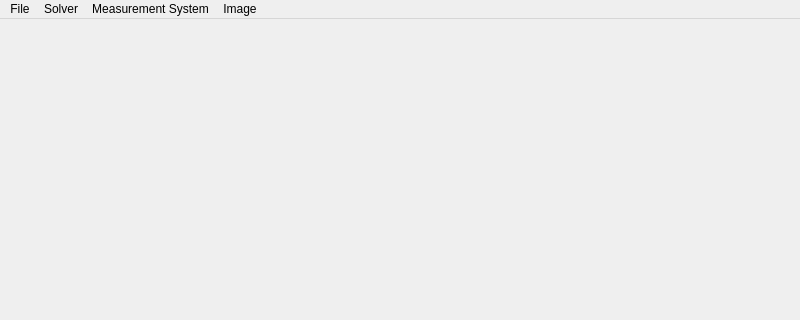
The window that mainwindow.ui (pgebhardt/eitViewer) describes before a commit, drawn with Qt 5; both pictures show x 0 to 800 and y 0 to 320 of the 800 by 840 pixel window.
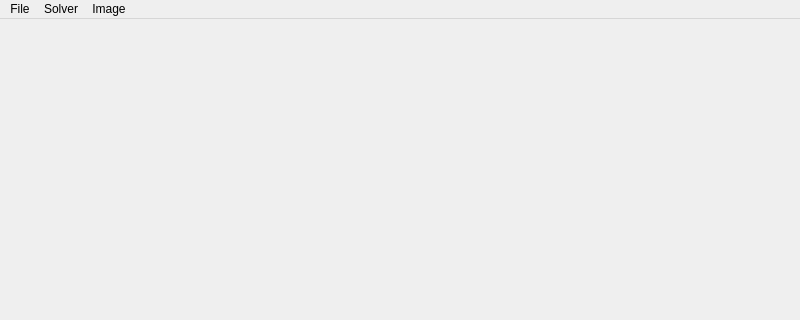
The same window after the commit.

The edit to the form file:
```diff
--- a/mainwindow.ui
+++ b/mainwindow.ui
@@ -20,7 +20,7 @@
      <x>0</x>
      <y>0</y>
      <width>800</width>
-     <height>23</height>
+     <height>22</height>
     </rect>
    </property>
    <widget class="QMenu" name="menuSolver">
@@ -45,13 +45,6 @@
     <addaction name="actionShow_Negative_Values"/>
     <addaction name="actionShow_Positive_Values"/>
    </widget>
-   <widget class="QMenu" name="menuMeasurement_System">
-    <property name="title">
-     <string>Measurement System</string>
-    </property>
-    <addaction name="actionConnect"/>
-    <addaction name="actionDisconnect"/>
-   </widget>
    <widget class="QMenu" name="menuFile">
     <property name="title">
      <string>File</string>
@@ -62,7 +55,6 @@
    </widget>
    <addaction name="menuFile"/>
    <addaction name="menuSolver"/>
-   <addaction name="menuMeasurement_System"/>
    <addaction name="menuImage"/>
   </widget>
   <widget class="QStatusBar" name="statusBar"/>
```
Left out of the diff: 2 changed lines with no effect on the pictures.
